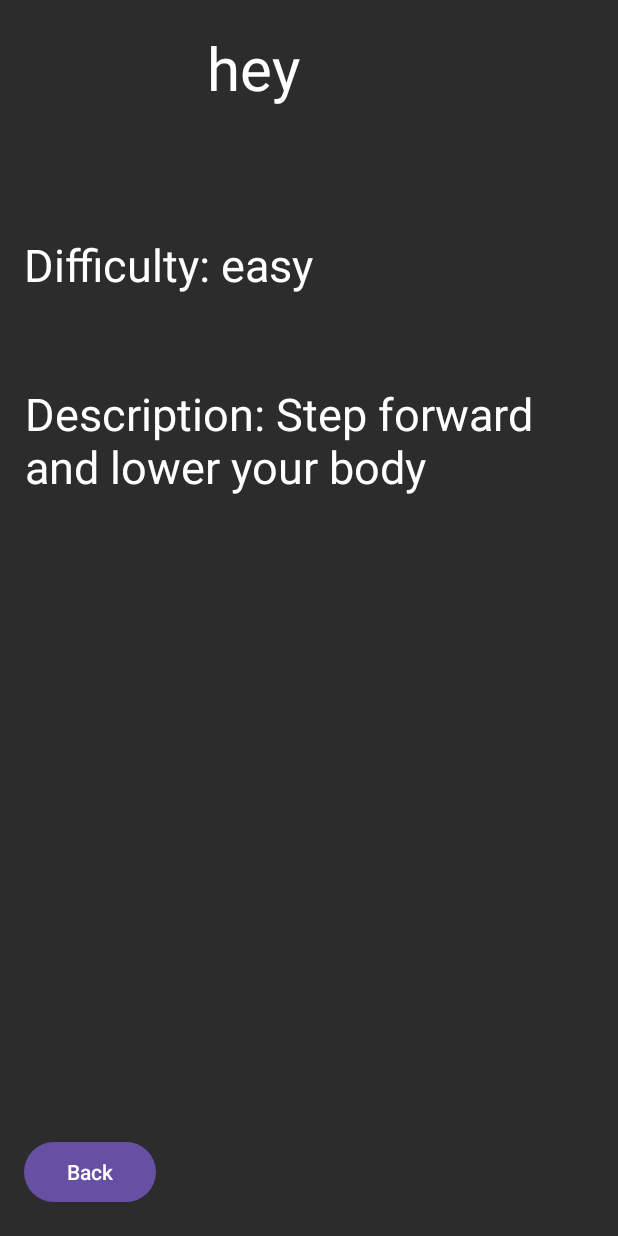
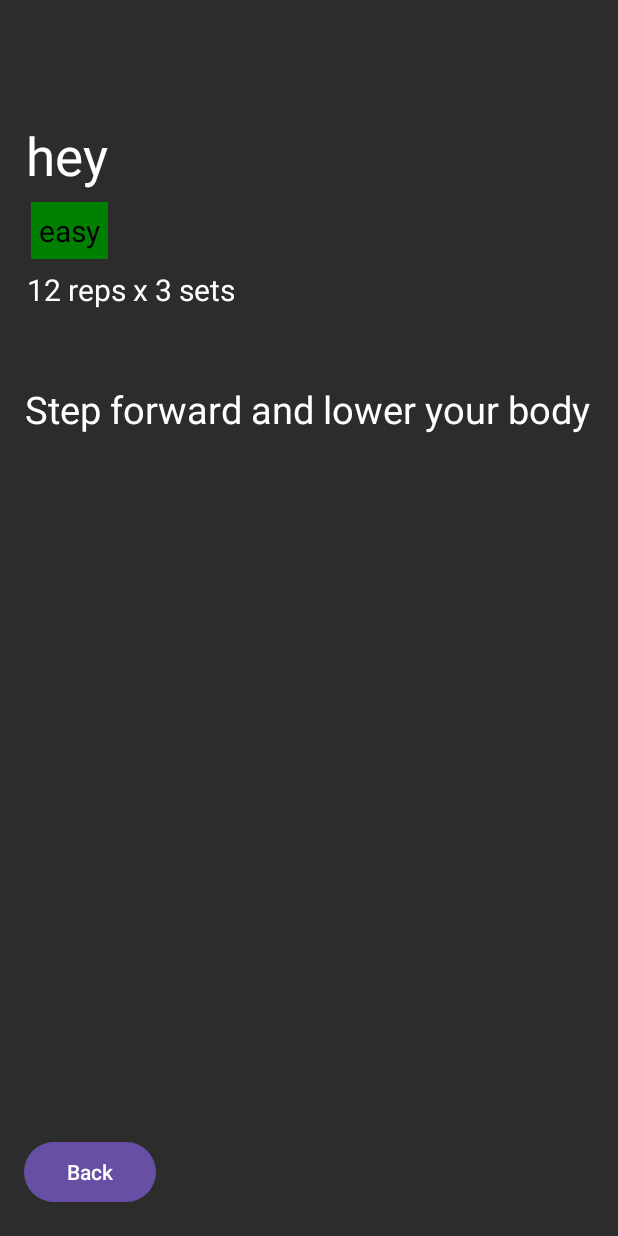
Before and after one commit to phamkevinusa/FITData, an Android app: the WorkoutActivity screen opened directly, with no data from a screen before it, after a tap on "HEY", on a phone screen of 412 x 824 dp. Run offline under Robolectric (Android 15) with nearby library versions, the phone set to English and light mode, and no system bars.

Commit message:
Jose - Adjusted the description UI

```diff
--- a/app/src/main/java/com/example/fitdata/ExerciseDescription.java
+++ b/app/src/main/java/com/example/fitdata/ExerciseDescription.java
@@ -1,6 +1,7 @@
 package com.example.fitdata;
 
 import android.content.Intent;
+import android.graphics.Color;
 import android.os.Bundle;
 import android.view.View;
 import android.widget.Button;
@@ -33,6 +34,8 @@ public class ExerciseDescription extends AppCompatActivity {
         String exerciseName = getIntent().getStringExtra("exerciseName");
         String exerciseDifficulty = getIntent().getStringExtra("exerciseDifficulty");
         String exerciseDescription = getIntent().getStringExtra("exerciseDescription");
+        int exerciseReps = getIntent().getIntExtra("exerciseReps", 1);
+        int exerciseSets = getIntent().getIntExtra("exerciseSets", 1);
 
         // Setting TextView content
         TextView name = findViewById(R.id.exerciseName);
@@ -43,21 +46,38 @@ public class ExerciseDescription extends AppCompatActivity {
         TextView description = findViewById(R.id.exerciseDescription);
         description.setText(exerciseDescription);
 
+        TextView reps = findViewById(R.id.reps);
+        reps.setText(exerciseReps + " reps" + " x " + exerciseSets + " sets");
+
         // Setting text for each field (name, difficulty, description)
         if (exerciseName != null){
             name.setText(exerciseName);
         }
         if (exerciseDifficulty != null){
-            difficulty.setText("Difficulty: " + exerciseDifficulty);
+            difficulty.setText(exerciseDifficulty);
+
+            if (exerciseDifficulty.equalsIgnoreCase("hard")) {
+
+                difficulty.setBackgroundColor(Color.parseColor("#c30010"));
+
+            } else if (exerciseDifficulty.equalsIgnoreCase("medium")) {
+
+                difficulty.setBackgroundColor(Color.parseColor("#FEE12B"));
+
+            } else if (exerciseDifficulty.equalsIgnoreCase("easy")){
+
+                difficulty.setBackgroundColor(Color.parseColor("#008000"));
+
+            }
         }
         if (exerciseDescription != null){
-            description.setText("Description: " + exerciseDescription);
+            description.setText(exerciseDescription);
         }
 
         back_btn.setOnClickListener(new View.OnClickListener() {
             @Override
             public void onClick(View v) {
-                startActivity(new Intent(ExerciseDescription.this, MainActivity.class));
+                startActivity(new Intent(ExerciseDescription.this, WorkoutActivity.class));
 
             }
 
--- a/app/src/main/java/com/example/fitdata/loginActivity.java
+++ b/app/src/main/java/com/example/fitdata/LoginActivity.java
@@ -9,7 +9,7 @@ import android.widget.EditText;
 import android.widget.Toast;
 import androidx.appcompat.app.AppCompatActivity;
 
-public class loginActivity extends AppCompatActivity {
+public class LoginActivity extends AppCompatActivity {
     private EditText usernameEditText;
     private EditText passwordEditText;
     private Button loginButton;
@@ -21,7 +21,7 @@ public class loginActivity extends AppCompatActivity {
     @Override
     protected void onCreate(Bundle savedInstanceState) {
         super.onCreate(savedInstanceState);
-        setContentView(R.layout.activity_main2);
+        setContentView(R.layout.login_activity);
 
         // Initialize views
         usernameEditText = findViewById(R.id.editTextUsername);
@@ -37,12 +37,12 @@ public class loginActivity extends AppCompatActivity {
 
                 if (isUserValid(username, password)) {
                     // If credentials match, go to MainActivity
-                    Intent intent = new Intent(loginActivity.this, MainActivity.class);
+                    Intent intent = new Intent(LoginActivity.this, WorkoutActivity.class);
                     startActivity(intent);
                     finish();
                 } else {
                     // Show toast for incorrect credentials
-                    Toast.makeText(loginActivity.this, "Incorrect username or password", Toast.LENGTH_SHORT).show();
+                    Toast.makeText(LoginActivity.this, "Incorrect username or password", Toast.LENGTH_SHORT).show();
                 }
             }
         });
--- a/app/src/main/java/com/example/fitdata/MainActivity.java
+++ b/app/src/main/java/com/example/fitdata/WorkoutActivity.java
@@ -3,15 +3,12 @@ package com.example.fitdata;
 import static android.content.ContentValues.TAG;
 
 import android.content.Intent;
-import android.graphics.Color;
-import android.graphics.drawable.Drawable;
 import android.os.Bundle;
 import android.util.Log;
 import android.view.View;
 import android.widget.Button;
 import android.widget.LinearLayout;
 import android.widget.TextView;
-import android.widget.Toast;
 
 import androidx.activity.EdgeToEdge;
 import androidx.appcompat.app.AppCompatActivity;
@@ -25,7 +22,7 @@ import com.example.fitdata.model.WorkoutLibrary;
 
 import java.util.ArrayList;
 
-public class MainActivity extends AppCompatActivity {
+public class WorkoutActivity extends AppCompatActivity {
 
     private WorkoutLibrary lib;
     int curLibraryIndex = 0;
@@ -58,7 +55,7 @@ public class MainActivity extends AppCompatActivity {
 
         super.onCreate(savedInstanceState);
         EdgeToEdge.enable(this);
-        setContentView(R.layout.activity_main);
+        setContentView(R.layout.workout_activity);
         ViewCompat.setOnApplyWindowInsetsListener(findViewById(R.id.main), (v, insets) -> {
             Insets systemBars = insets.getInsets(WindowInsetsCompat.Type.systemBars());
             v.setPadding(systemBars.left, systemBars.top, systemBars.right, systemBars.bottom);
@@ -94,7 +91,6 @@ public class MainActivity extends AppCompatActivity {
     }
 
 
-// figure out the prev and the next button ----------------------------------------------------------------
     public void prevWorkout(int index) {
 
         if (curLibraryIndex <= 0) {
@@ -179,13 +175,16 @@ public class MainActivity extends AppCompatActivity {
                 @Override
                 public void onClick(View v) {
                     // Show a toast when the button is clicked
-                    Intent intent = new Intent(MainActivity.this, ExerciseDescription.class);
+                    Intent intent = new Intent(WorkoutActivity.this, ExerciseDescription.class);
 
                     // Passing Exercise data to ExerciseDescription
 
                     intent.putExtra("exerciseName", exercise.getName());
                     intent.putExtra("exerciseDifficulty", exercise.getDifficulty());
                     intent.putExtra("exerciseDescription", exercise.getDescription());
+                    intent.putExtra("exerciseSets", exercise.getSets());
+                    intent.putExtra("exerciseReps", exercise.getRepetitions());
+
 
                     startActivity(intent);
                 }
--- /dev/null
+++ b/app/src/main/res/drawable/rounded_corner.xml
@@ -0,0 +1,4 @@
+<?xml version="1.0" encoding="utf-8"?>
+<shape xmlns:android="http://schemas.android.com/apk/res/android">
+    <corners  android:radius="50dp"/>
+</shape>
--- a/app/src/main/res/layout/activity_exercise_description.xml
+++ b/app/src/main/res/layout/activity_exercise_description.xml
@@ -10,16 +10,17 @@
 
     <TextView
         android:id="@+id/exerciseName"
-        android:layout_width="136dp"
-        android:layout_height="52dp"
+        android:layout_width="108dp"
+        android:layout_height="49dp"
         android:text="Name"
         android:textColor="@color/white"
-        android:textSize="40dp"
+        android:textSize="35dp"
         app:layout_constraintBottom_toBottomOf="parent"
         app:layout_constraintEnd_toEndOf="parent"
+        app:layout_constraintHorizontal_bias="0.058"
         app:layout_constraintStart_toStartOf="parent"
         app:layout_constraintTop_toTopOf="parent"
-        app:layout_constraintVertical_bias="0.023" />
+        app:layout_constraintVertical_bias="0.103" />
 
     <Button
         android:id="@+id/backButton"
@@ -35,29 +36,45 @@
 
     <TextView
         android:id="@+id/exerciseDifficulty"
-        android:layout_width="386dp"
-        android:layout_height="43dp"
+        android:layout_width="wrap_content"
+        android:layout_height="wrap_content"
+        android:background="@drawable/rounded_corner"
+        android:gravity="center_horizontal"
+        android:padding="5dp"
         android:text="Difficulty: "
-        android:textColor="@color/white"
-        android:textSize="30dp"
+        android:textColor="@color/black"
+        android:textSize="20dp"
         app:layout_constraintBottom_toBottomOf="parent"
         app:layout_constraintEnd_toEndOf="parent"
-        app:layout_constraintHorizontal_bias="0.615"
+        app:layout_constraintHorizontal_bias="0.057"
         app:layout_constraintStart_toStartOf="parent"
         app:layout_constraintTop_toTopOf="parent"
-        app:layout_constraintVertical_bias="0.2" />
+        app:layout_constraintVertical_bias="0.171" />
 
     <TextView
         android:id="@+id/exerciseDescription"
         android:layout_width="383dp"
         android:layout_height="467dp"
-        android:text="Description: "
         android:textColor="@color/white"
-        android:textSize="30dp"
+        android:textSize="25dp"
         app:layout_constraintBottom_toBottomOf="parent"
         app:layout_constraintEnd_toEndOf="parent"
         app:layout_constraintHorizontal_bias="0.571"
         app:layout_constraintStart_toStartOf="parent"
         app:layout_constraintTop_toTopOf="parent"
         app:layout_constraintVertical_bias="0.715" />
+
+    <TextView
+        android:id="@+id/reps"
+        android:layout_width="288dp"
+        android:layout_height="30dp"
+        android:text="Hello"
+        android:textColor="@color/white"
+        android:textSize="20dp"
+        app:layout_constraintBottom_toBottomOf="parent"
+        app:layout_constraintEnd_toEndOf="parent"
+        app:layout_constraintHorizontal_bias="0.146"
+        app:layout_constraintStart_toStartOf="parent"
+        app:layout_constraintTop_toTopOf="parent"
+        app:layout_constraintVertical_bias="0.226" />
 </androidx.constraintlayout.widget.ConstraintLayout>
--- a/app/src/main/res/layout/activity_main.xml
+++ b/app/src/main/res/layout/workout_activity.xml
@@ -7,7 +7,7 @@
     android:layout_width="match_parent"
     android:layout_height="match_parent"
     android:background="#000000"
-    tools:context=".MainActivity">
+    tools:context=".WorkoutActivity">
 
     <LinearLayout
         android:id="@+id/exerciseBtns"
```
Also changed, not shown: app/src/main/AndroidManifest.xml (+2 -20 lines), app/src/main/res/layout/login_activity.xml (renamed from app/src/main/res/layout/activity_main2.xml).
